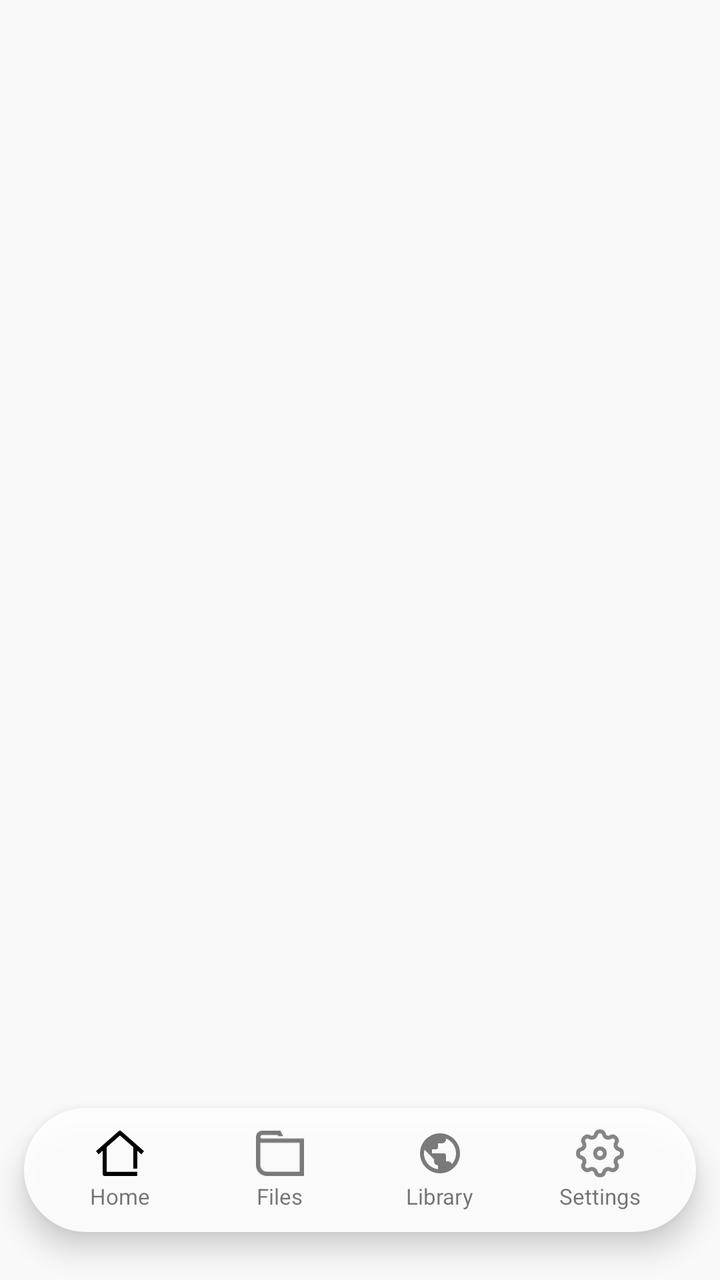
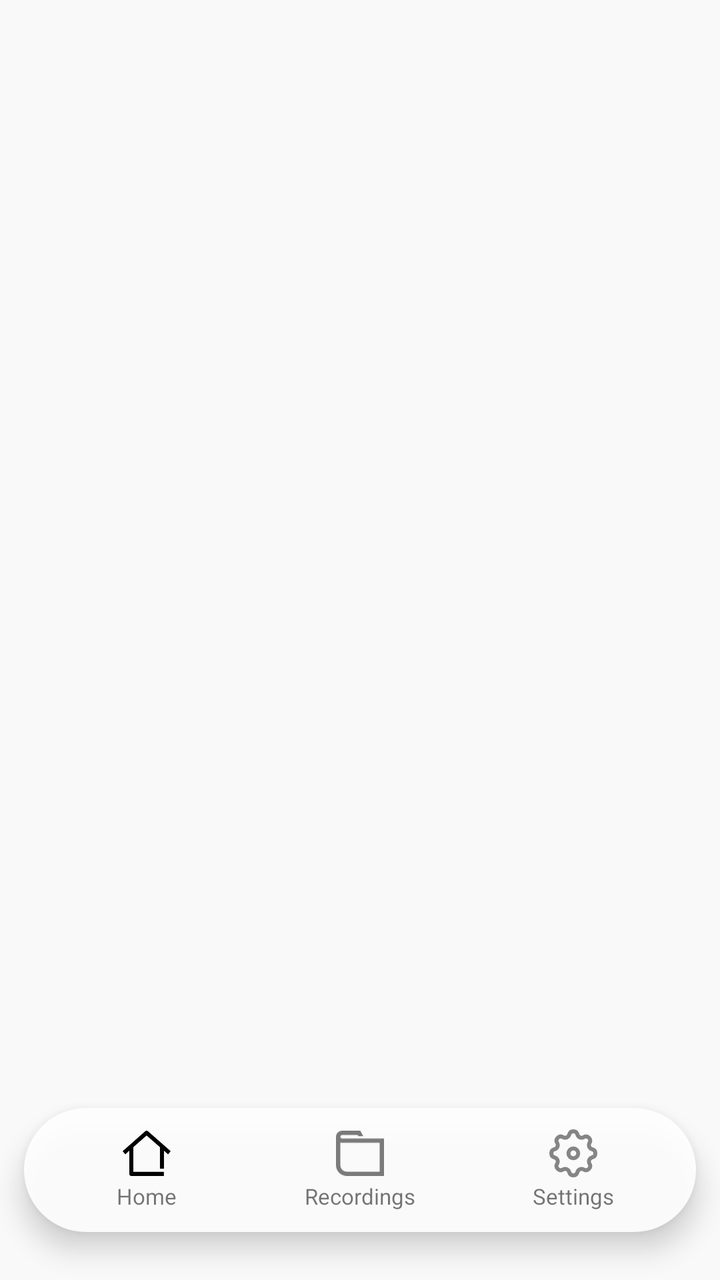

The first picture is an Android layout as it rendered before a commit; the second is the same layout after the commit. The layout source and the unified diff follow.
<!-- AndroidManifest.xml: application theme Theme.PlaudBridge -->
<!-- res/layout/activity_main.xml -->
<?xml version="1.0" encoding="utf-8"?>
<FrameLayout xmlns:android="http://schemas.android.com/apk/res/android"
    android:layout_width="match_parent"
    android:layout_height="match_parent"
    android:background="@color/bg_primary">

    
    <FrameLayout
        android:id="@+id/fragmentContainer"
        android:layout_width="match_parent"
        android:layout_height="match_parent" />

    
    <LinearLayout
        android:id="@+id/tabBar"
        android:layout_width="336dp"
        android:layout_height="62dp"
        android:layout_gravity="bottom|center_horizontal"
        android:layout_marginBottom="24dp"
        android:background="@drawable/bg_floating_tab"
        android:elevation="8dp"
        android:gravity="center"
        android:orientation="horizontal"
        android:paddingStart="8dp"
        android:paddingEnd="8dp">

        
        <LinearLayout
            android:id="@+id/tabHome"
            android:layout_width="0dp"
            android:layout_height="54dp"
            android:layout_weight="1"
            android:layout_margin="2dp"
            android:gravity="center"
            android:orientation="vertical">

            <ImageView
                android:id="@+id/tabHomeIcon"
                android:layout_width="24dp"
                android:layout_height="24dp"
                android:contentDescription="Home"
                android:src="@drawable/ic_home" />

            <TextView
                android:id="@+id/tabHomeLabel"
                android:layout_width="wrap_content"
                android:layout_height="wrap_content"
                android:layout_marginTop="2dp"
                android:fontFamily="sans-serif"
                android:text="Home"
                android:textSize="11sp" />
        </LinearLayout>

        
        <LinearLayout
            android:id="@+id/tabFiles"
            android:layout_width="0dp"
            android:layout_height="54dp"
            android:layout_weight="1"
            android:layout_margin="2dp"
            android:gravity="center"
            android:orientation="vertical">

            <ImageView
                android:id="@+id/tabFilesIcon"
                android:layout_width="24dp"
                android:layout_height="24dp"
                android:contentDescription="Files"
                android:src="@drawable/ic_files" />

            <TextView
                android:id="@+id/tabFilesLabel"
                android:layout_width="wrap_content"
                android:layout_height="wrap_content"
                android:layout_marginTop="2dp"
                android:fontFamily="sans-serif"
                android:text="Files"
                android:textSize="11sp" />
        </LinearLayout>

        
        <LinearLayout
            android:id="@+id/tabLibrary"
            android:layout_width="0dp"
            android:layout_height="54dp"
            android:layout_weight="1"
            android:layout_margin="2dp"
            android:gravity="center"
            android:orientation="vertical">

            <ImageView
                android:id="@+id/tabLibraryIcon"
                android:layout_width="24dp"
                android:layout_height="24dp"
                android:contentDescription="Library"
                android:src="@drawable/ic_library" />

            <TextView
                android:id="@+id/tabLibraryLabel"
                android:layout_width="wrap_content"
                android:layout_height="wrap_content"
                android:layout_marginTop="2dp"
                android:fontFamily="sans-serif"
                android:text="Library"
                android:textSize="11sp" />
        </LinearLayout>

        
        <LinearLayout
            android:id="@+id/tabSettings"
            android:layout_width="0dp"
            android:layout_height="54dp"
            android:layout_weight="1"
            android:layout_margin="2dp"
            android:gravity="center"
            android:orientation="vertical">

            <ImageView
                android:id="@+id/tabSettingsIcon"
                android:layout_width="24dp"
                android:layout_height="24dp"
                android:contentDescription="Settings"
                android:src="@drawable/ic_settings" />

            <TextView
                android:id="@+id/tabSettingsLabel"
                android:layout_width="wrap_content"
                android:layout_height="wrap_content"
                android:layout_marginTop="2dp"
                android:fontFamily="sans-serif"
                android:text="Settings"
                android:textSize="11sp" />
        </LinearLayout>
    </LinearLayout>

</FrameLayout>
<!-- resources referenced by this layout -->
<resources>
  <color name="bg_primary">#F9F9F9</color>
  <!-- drawable bg_floating_tab (drawable) -->
  <?xml version="1.0" encoding="utf-8"?>
  <shape xmlns:android="http://schemas.android.com/apk/res/android"
      android:shape="rectangle">
      <solid android:color="@color/tab_bar_white" />
      <corners android:radius="31dp" />
  </shape>
  <!-- drawable ic_files (drawable) -->
  <?xml version="1.0" encoding="utf-8"?>
  <vector xmlns:android="http://schemas.android.com/apk/res/android"
      android:width="17dp"
      android:height="16dp"
      android:viewportWidth="16.543"
      android:viewportHeight="15.8994">
      <path
          android:pathData="M8.59082,0.396484L9.39453,1.89648H7.69238L7.48047,1.5H2.11719C1.77645,1.50041 1.5,1.77733 1.5,2.11816C1.50031,2.45217 1.76617,2.72267 2.09766,2.7334H16.543V15.8994H3.75C1.67915,15.8992 9.34528e-05,14.2203 0,12.1494V2.15723H0.00195312C0.00171407,2.14422 3.57763e-06,2.13122 0,2.11816C0,0.948907 0.948026,0.000406682 2.11719,0H8.37891L8.59082,0.396484ZM1.5,12.1494C1.50009,13.3919 2.50758,14.3992 3.75,14.3994H15.043V4.2334H7.92969V4.23535H2.11719C2.10413,4.23535 2.09113,4.23364 2.07812,4.2334H2.07617C2.01791,4.23339 1.96033,4.22968 1.90332,4.22461C1.90071,4.22435 1.89812,4.22391 1.89551,4.22363C1.75967,4.21102 1.62715,4.18609 1.5,4.14941V12.1494Z"
          android:fillColor="#7A7A7A" />
  </vector>
  <!-- drawable ic_home (drawable) -->
  <?xml version="1.0" encoding="utf-8"?>
  <vector xmlns:android="http://schemas.android.com/apk/res/android"
      android:width="18dp"
      android:height="17dp"
      android:viewportWidth="17.9746"
      android:viewportHeight="16.5001">
      <path
          android:pathData="M8.47363,0.180716C8.75374,-0.0594824 9.16727,-0.0603397 9.44824,0.178763L17.9746,7.44536L17.002,8.58697L15.4658,7.2774V13.8399H13.9658V5.99908L8.96289,1.73638L3.99414,5.9981V15.0001H15.4375V16.5001H3.24414C2.82993,16.5001 2.49414,16.1643 2.49414,15.7501V7.28423L0.976562,8.58599L0,7.44732L8.47363,0.180716Z"
          android:fillColor="#000000" />
  </vector>
  <!-- drawable ic_library (drawable) -->
  <?xml version="1.0" encoding="utf-8"?>
  <vector xmlns:android="http://schemas.android.com/apk/res/android"
      android:width="24dp"
      android:height="24dp"
      android:viewportWidth="24"
      android:viewportHeight="24">
      <path
          android:pathData="M12,2C6.48,2 2,6.48 2,12s4.48,10 10,10 10,-4.48 10,-10S17.52,2 12,2zM11,19.93c-3.95,-0.49 -7,-3.85 -7,-7.93 0,-0.62 0.08,-1.21 0.21,-1.79L9,15v1c0,1.1 0.9,2 2,2v1.93zM17.9,17.39c-0.26,-0.81 -1,-1.39 -1.9,-1.39h-1v-3c0,-0.55 -0.45,-1 -1,-1L8,12v-2h2c0.55,0 1,-0.45 1,-1L11,7h2c1.1,0 2,-0.9 2,-2v-0.41c2.93,1.19 5,4.06 5,7.41 0,2.08 -0.8,3.97 -2.1,5.39z"
          android:fillColor="#7A7A7A" />
  </vector>
  <!-- drawable ic_settings: vector/xml drawable (drawable, 2565 chars, omitted) -->
  <style name="Theme.PlaudBridge" parent="Theme.MaterialComponents.Light.NoActionBar">
          <item name="colorPrimary">#1F1F1F</item>
          <item name="colorPrimaryVariant">#1F1F1F</item>
          <item name="colorOnPrimary">#FFFFFF</item>
          <item name="colorSecondary">#6CAE85</item>
          <item name="colorOnSecondary">#FFFFFF</item>
          <item name="android:windowBackground">@color/bg_primary</item>
          <item name="android:statusBarColor">@color/bg_primary</item>
          <item name="android:windowLightStatusBar">true</item>
          <item name="windowActionBar">false</item>
          <item name="windowNoTitle">true</item>
      </style>
  <color name="tab_bar_white">#E6FFFFFF</color>
</resources>

<!-- the commit's change to res/layout/activity_main.xml (unified diff, before → after) -->
@@ -53,7 +53,7 @@
 
         
         <LinearLayout
-            android:id="@+id/tabFiles"
+            android:id="@+id/tabRecordings"
             android:layout_width="0dp"
             android:layout_height="54dp"
             android:layout_weight="1"
@@ -62,46 +62,19 @@
             android:orientation="vertical">
 
             <ImageView
-                android:id="@+id/tabFilesIcon"
+                android:id="@+id/tabRecordingsIcon"
                 android:layout_width="24dp"
                 android:layout_height="24dp"
-                android:contentDescription="Files"
+                android:contentDescription="Recordings"
                 android:src="@drawable/ic_files" />
 
             <TextView
-                android:id="@+id/tabFilesLabel"
+                android:id="@+id/tabRecordingsLabel"
                 android:layout_width="wrap_content"
                 android:layout_height="wrap_content"
                 android:layout_marginTop="2dp"
                 android:fontFamily="sans-serif"
-                android:text="Files"
-                android:textSize="11sp" />
-        </LinearLayout>
-
-        
-        <LinearLayout
-            android:id="@+id/tabLibrary"
-            android:layout_width="0dp"
-            android:layout_height="54dp"
-            android:layout_weight="1"
-            android:layout_margin="2dp"
-            android:gravity="center"
-            android:orientation="vertical">
-
-            <ImageView
-                android:id="@+id/tabLibraryIcon"
-                android:layout_width="24dp"
-                android:layout_height="24dp"
-                android:contentDescription="Library"
-                android:src="@drawable/ic_library" />
-
-            <TextView
-                android:id="@+id/tabLibraryLabel"
-                android:layout_width="wrap_content"
-                android:layout_height="wrap_content"
-                android:layout_marginTop="2dp"
-                android:fontFamily="sans-serif"
-                android:text="Library"
+                android:text="Recordings"
                 android:textSize="11sp" />
         </LinearLayout>
 
<!-- resource entries referenced after the edit -->
@@ -30,17 +30,6 @@
           android:pathData="M8.47363,0.180716C8.75374,-0.0594824 9.16727,-0.0603397 9.44824,0.178763L17.9746,7.44536L17.002,8.58697L15.4658,7.2774V13.8399H13.9658V5.99908L8.96289,1.73638L3.99414,5.9981V15.0001H15.4375V16.5001H3.24414C2.82993,16.5001 2.49414,16.1643 2.49414,15.7501V7.28423L0.976562,8.58599L0,7.44732L8.47363,0.180716Z"
           android:fillColor="#000000" />
   </vector>
-  <!-- drawable ic_library (drawable) -->
-  <?xml version="1.0" encoding="utf-8"?>
-  <vector xmlns:android="http://schemas.android.com/apk/res/android"
-      android:width="24dp"
-      android:height="24dp"
-      android:viewportWidth="24"
-      android:viewportHeight="24">
-      <path
-          android:pathData="M12,2C6.48,2 2,6.48 2,12s4.48,10 10,10 10,-4.48 10,-10S17.52,2 12,2zM11,19.93c-3.95,-0.49 -7,-3.85 -7,-7.93 0,-0.62 0.08,-1.21 0.21,-1.79L9,15v1c0,1.1 0.9,2 2,2v1.93zM17.9,17.39c-0.26,-0.81 -1,-1.39 -1.9,-1.39h-1v-3c0,-0.55 -0.45,-1 -1,-1L8,12v-2h2c0.55,0 1,-0.45 1,-1L11,7h2c1.1,0 2,-0.9 2,-2v-0.41c2.93,1.19 5,4.06 5,7.41 0,2.08 -0.8,3.97 -2.1,5.39z"
-          android:fillColor="#7A7A7A" />
-  </vector>
   <!-- drawable ic_settings: vector/xml drawable (drawable, 2565 chars, omitted) -->
   <style name="Theme.PlaudBridge" parent="Theme.MaterialComponents.Light.NoActionBar">
           <item name="colorPrimary">#1F1F1F</item>
